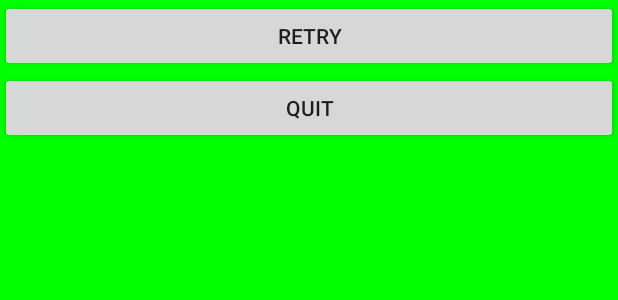
After one commit to Lyofen/HenriPotier, an Android app: the layout dialog_connection_error.xml on its own in the app's theme, with its tools: preview values and no code run, on a phone screen of 412 x 824 dp. The commit adds this screen. Shown: the top 300 px of the screen. Run offline under Robolectric (Android 15) with nearby library versions, the phone set to English and light mode, and no system bars.

Commit message:
add ConnectionErrorDialog

```diff
--- a/app/src/main/java/com/remytabardel/henripotier/activities/MainActivity.java
+++ b/app/src/main/java/com/remytabardel/henripotier/activities/MainActivity.java
@@ -14,6 +14,10 @@ import android.view.Menu;
 import android.view.MenuItem;
 
 import com.remytabardel.henripotier.R;
+
+/**
+ * @author Remy Tabardel
+ */
 
 public class MainActivity extends AppCompatActivity
         implements NavigationView.OnNavigationItemSelectedListener {
--- a/app/src/main/java/com/remytabardel/henripotier/jobs/SplashLoadingJob.java
+++ b/app/src/main/java/com/remytabardel/henripotier/jobs/SplashLoadingJob.java
@@ -33,7 +33,8 @@ public class SplashLoadingJob extends Job {
     @Inject Database mDatabase;
 
     public SplashLoadingJob() {
-        super(new Params(Priority.HIGH).requireNetwork());
+        //we dont use requireNetwork because we want handle exception
+        super(new Params(Priority.HIGH));
 
         MyApplication.getInstance().getComponent().inject(this);
     }
@@ -119,10 +120,11 @@ public class SplashLoadingJob extends Job {
     protected void onCancel(int cancelReason, @Nullable Throwable throwable) {
         SplashLoadingEvent splashLoadingEvent;
 
-        //if we known exception,
+        //if we known exception, we recover event
         if (throwable instanceof SplashLoadingException) {
             splashLoadingEvent = ((SplashLoadingException) throwable).getEvent();
         } else {
+            LogUtils.e("unknown error during SplashLoadingJob", throwable);
             splashLoadingEvent = new SplashLoadingEvent(SplashLoadingEvent.LOADING_RESULT_ERR_UNKNOWN);
         }
 
--- /dev/null
+++ b/app/src/main/res/layout/dialog_connection_error.xml
@@ -0,0 +1,19 @@
+<?xml version="1.0" encoding="utf-8"?>
+<LinearLayout xmlns:android="http://schemas.android.com/apk/res/android"
+              android:layout_width="match_parent"
+              android:layout_height="match_parent"
+              android:background="#00FF00"
+              android:orientation="vertical">
+
+    <Button
+        android:id="@+id/button_retry"
+        android:layout_width="match_parent"
+        android:layout_height="wrap_content"
+        android:text="@string/dialog_connection_error_retry"/>
+
+    <Button
+        android:id="@+id/button_quit"
+        android:layout_width="match_parent"
+        android:layout_height="wrap_content"
+        android:text="@string/dialog_connection_error_quit"/>
+</LinearLayout>
--- a/app/src/main/res/values/strings.xml
+++ b/app/src/main/res/values/strings.xml
@@ -5,4 +5,7 @@
     <string name="navigation_drawer_close">Close navigation drawer</string>
 
     <string name="action_settings">Settings</string>
+
+    <string name="dialog_connection_error_retry">Retry</string>
+    <string name="dialog_connection_error_quit">Quit</string>
 </resources>
```
Also changed, not shown: app/src/main/java/com/remytabardel/henripotier/activities/SplashActivity.java (+23 -2 lines), app/src/main/java/com/remytabardel/henripotier/dialogs/AbstractDialog.java (added, +63 -0 lines), app/src/main/java/com/remytabardel/henripotier/dialogs/ConnectionErrorDialog.java (added, +51 -0 lines), app/src/main/java/com/remytabardel/henripotier/listeners/ConnectionErrorListener.java (added, +10 -0 lines).
